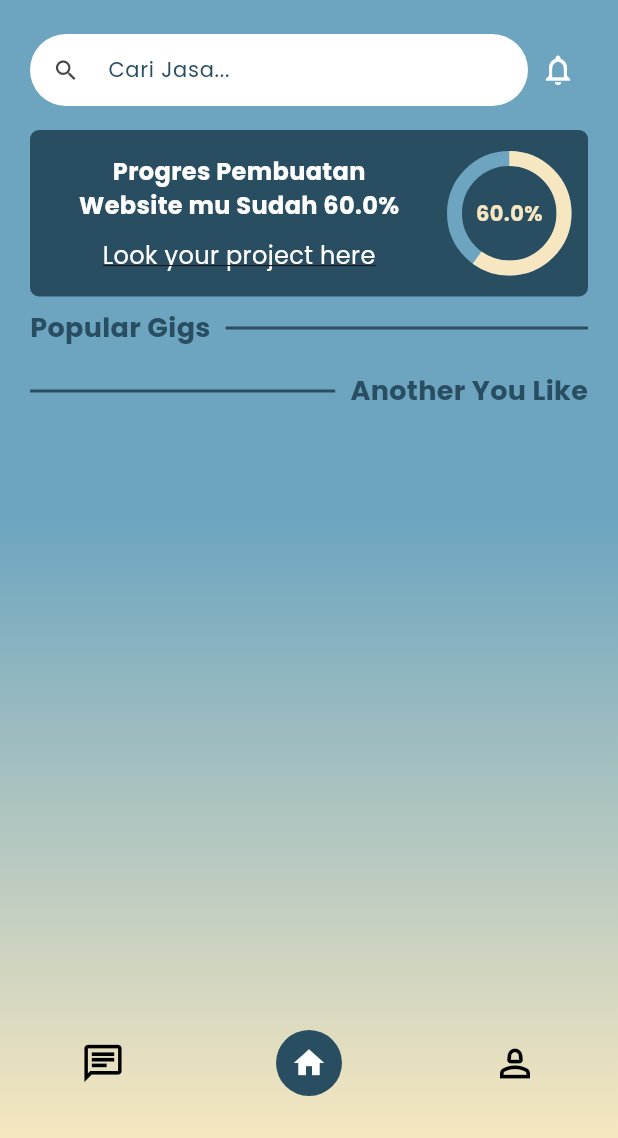
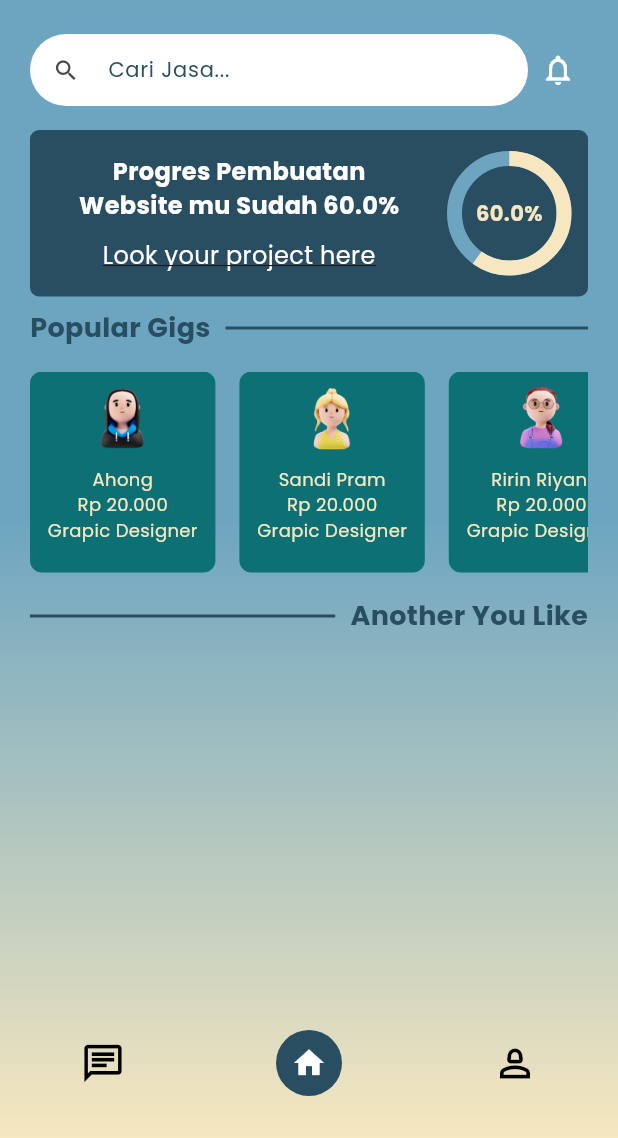
Before and after one commit to mkreatif/skill_bridge_u5b, a Flutter app: the screen it shows after launch, on a phone screen of 412 x 824 dp, the part 98-1236 px from its top. Run offline on Flutter 3.47's test engine with Material 3 defaults, Android fonts, the phone set to English and light mode, and no system bars; our stand-ins replace cached_network_image, flutter_svg, gap, get, google_fonts, hexcolor.

Commit message:
adding popular gigs card

```diff
--- a/lib/core/utils/image_constant.dart
+++ b/lib/core/utils/image_constant.dart
@@ -32,6 +32,9 @@ class ImageConstant {
 
   // Common images
   static String imgVector = '$imagePath/img_vector.svg';
+  static String dummy1 = '$imagePath/dummy_1.png';
+  static String dummy2 = '$imagePath/dummy_2.png';
+  static String dummy3 = '$imagePath/dummy_3.png';
 
   static String imageNotFound = 'assets/images/image_not_found.png';
 }
--- /dev/null
+++ b/lib/models/app_model.dart
@@ -0,0 +1,3 @@
+library app_model;
+
+part 'popular_gigs.dart';
--- /dev/null
+++ b/lib/models/popular_gigs.dart
@@ -0,0 +1,17 @@
+part of app_model;
+
+class PopularGigs {
+  final String name;
+  final String imagePath;
+  final String price;
+  final String job;
+  final bool isOnline;
+
+  PopularGigs({
+    required this.name,
+    required this.imagePath,
+    required this.price,
+    required this.job,
+    this.isOnline = false,
+  });
+}
--- a/lib/pages/user/app_user_library.dart
+++ b/lib/pages/user/app_user_library.dart
@@ -5,6 +5,7 @@ import 'package:gap/gap.dart';
 import 'package:get/get.dart';
 import 'package:hexcolor/hexcolor.dart';
 import 'package:skill_bridge_u5b/core/app_core.dart';
+import 'package:skill_bridge_u5b/models/app_model.dart';
 
 part 'view/home_screen.dart';
 part 'view/dashboard_screen.dart';
@@ -13,3 +14,4 @@ part 'binding/home_binding.dart';
 
 part 'widget/project_progress.dart';
 part 'widget/custom_divider.dart';
+part 'widget/card_popular_gigs.dart';
--- a/lib/pages/user/controller/home_controller.dart
+++ b/lib/pages/user/controller/home_controller.dart
@@ -5,13 +5,46 @@ class HomeController extends GetxController {
   final RxBool isPinnedDashboard = RxBool(false);
   final RxInt index = RxInt(1);
 
+  final List<PopularGigs> popularGigs = [
+    PopularGigs(
+      name: "Ahong",
+      imagePath: ImageConstant.dummy1,
+      price: "Rp 20.000",
+      job: "Grapic Designer",
+    ),
+    PopularGigs(
+      name: "Sandi Pram",
+      imagePath: ImageConstant.dummy2,
+      price: "Rp 20.000",
+      job: "Grapic Designer",
+    ),
+    PopularGigs(
+      name: "Ririn Riyani",
+      imagePath: ImageConstant.dummy3,
+      price: "Rp 20.000",
+      job: "Grapic Designer",
+    ),
+    PopularGigs(
+      name: "Rara Riyani",
+      imagePath: ImageConstant.dummy1,
+      price: "Rp 20.000",
+      job: "Grapic Designer",
+    ),
+    PopularGigs(
+      name: "Nini Riyani",
+      imagePath: ImageConstant.dummy2,
+      price: "Rp 20.000",
+      job: "Grapic Designer",
+    ),
+  ];
+
   @override
   void onInit() {
     super.onInit();
     dashboardScroll.addListener(() {
       if (dashboardScroll.offset > 80) {
-        isPinnedDashboard.value= true;
-      }else{
+        isPinnedDashboard.value = true;
+      } else {
         isPinnedDashboard.value = false;
       }
     });
--- a/lib/pages/user/view/dashboard_screen.dart
+++ b/lib/pages/user/view/dashboard_screen.dart
@@ -91,6 +91,16 @@ class DashboardScreen extends GetView<HomeController> {
                   color: appTheme.blueGray800,
                   fontSize: 18,
                 ),
+                Container(
+                  padding: EdgeInsets.symmetric(vertical: 8),
+                  height: 150,
+                  child: ListView(
+                    scrollDirection: Axis.horizontal,
+                    children: controller.popularGigs
+                        .map((e) => CardPopularGigs(gig: e))
+                        .toList(),
+                  ),
+                ),
                 CustomDivider(
                   label: "Another You Like",
                   color: appTheme.blueGray800,
--- /dev/null
+++ b/lib/pages/user/widget/card_popular_gigs.dart
@@ -0,0 +1,56 @@
+part of app_user_library;
+
+class CardPopularGigs extends StatelessWidget {
+  final PopularGigs gig;
+  const CardPopularGigs({Key? key, required this.gig}) : super(key: key);
+
+  @override
+  Widget build(BuildContext context) {
+    return Container(
+      width: Get.width * 0.3,
+      margin: EdgeInsets.only(right: 16),
+      padding: EdgeInsets.all(8),
+      decoration: BoxDecoration(
+          color: appTheme.teal700, borderRadius: BorderRadius.circular(8)),
+      child: Column(
+        crossAxisAlignment: CrossAxisAlignment.center,
+        mainAxisSize: MainAxisSize.min,
+        children: [
+          Image.asset(
+            gig.imagePath,
+            width: 47,
+          ),
+          Gap.expand(8),
+          Text(
+            gig.name,
+            maxLines: 1,
+            overflow: TextOverflow.ellipsis,
+            style: safeGoogleFont(
+              color: appTheme.lime100,
+              FontFamily.poppins,
+              fontSize: 12,
+            ),
+          ),
+          Text(
+            gig.price,
+            style: safeGoogleFont(
+              color: appTheme.lime100,
+              FontFamily.poppins,
+              fontSize: 12,
+            ),
+          ),
+          Text(
+            gig.job,
+            maxLines: 1,
+            overflow: TextOverflow.ellipsis,
+            style: safeGoogleFont(
+              color: appTheme.lime100,
+              FontFamily.poppins,
+              fontSize: 12,
+            ),
+          ),
+        ],
+      ),
+    );
+  }
+}
```
Also changed, not shown: assets/images/dummy_1.png (added), assets/images/dummy_2.png (added), assets/images/dummy_3.png (added).
